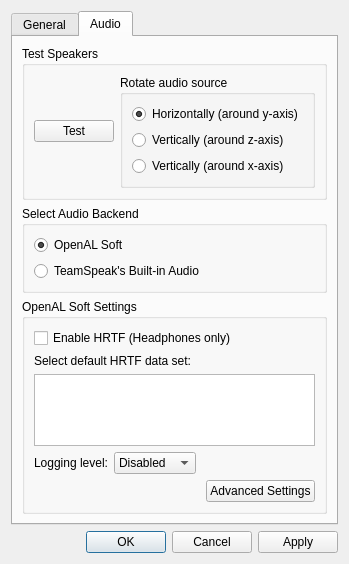
jhakonen/wot-teamspeak-mod, file tsplugin/src/ui/settingsdialog.ui: the form before one commit.
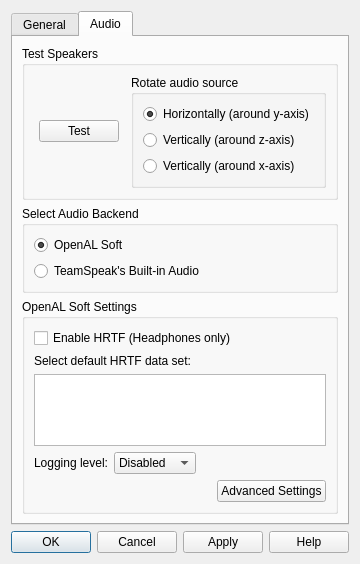
The form after the commit.

Commit message:
Issue #3: Added help buttons to plugin.
 - Changed help URL address.
 - Added help button to plugin's settings dialog.
 - Added help menu item to plugin's menu.

The edit to the form file:
```diff
--- a/tsplugin/src/ui/settingsdialog.ui
+++ b/tsplugin/src/ui/settingsdialog.ui
@@ -308,7 +308,7 @@
       <enum>Qt::Horizontal</enum>
      </property>
      <property name="standardButtons">
-      <set>QDialogButtonBox::Apply|QDialogButtonBox::Cancel|QDialogButtonBox::Ok</set>
+      <set>QDialogButtonBox::Apply|QDialogButtonBox::Cancel|QDialogButtonBox::Help|QDialogButtonBox::Ok</set>
      </property>
     </widget>
    </item>
```
The commit also changes 15 other files.
